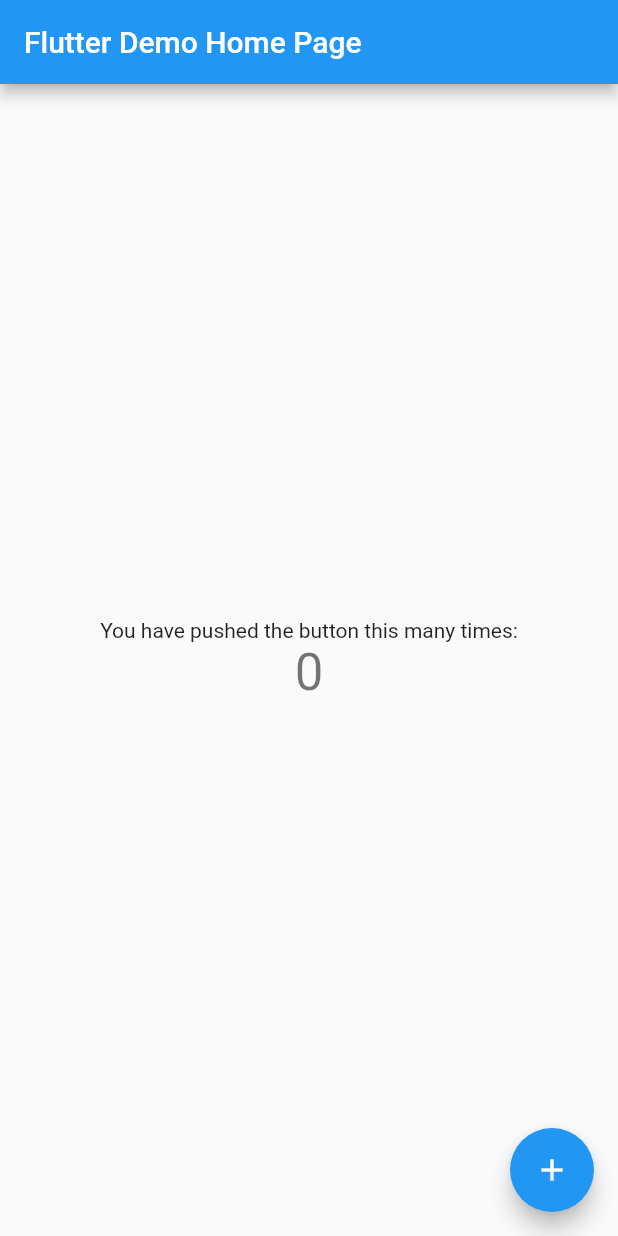
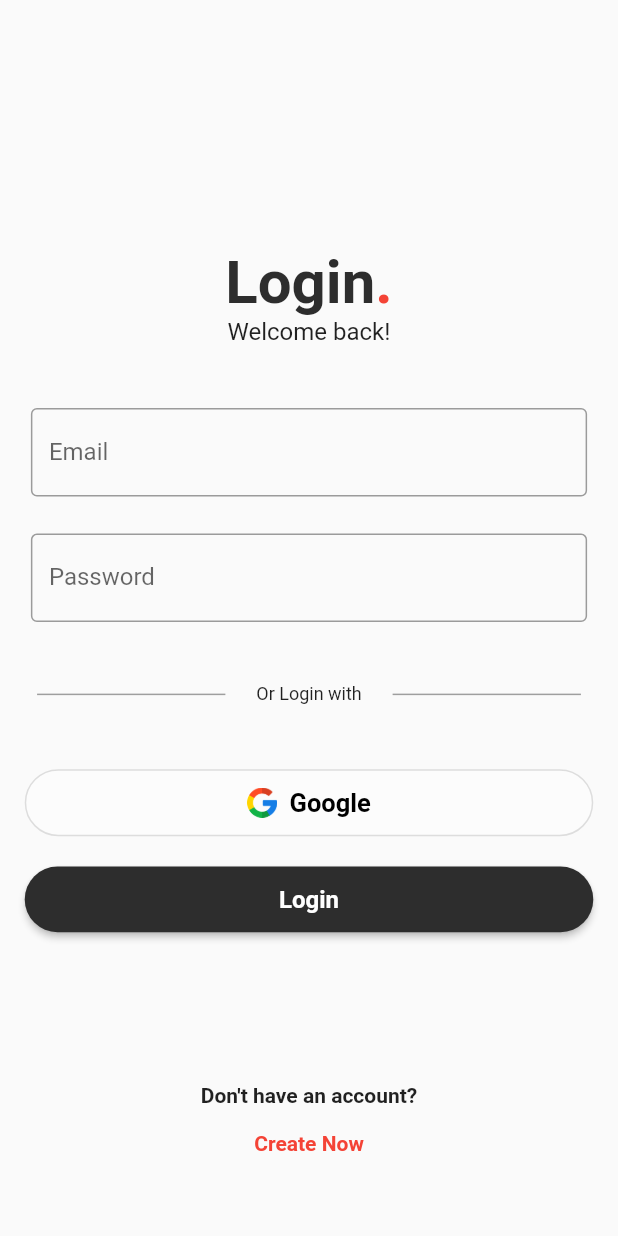
Before and after one commit to hammadalive7/fellowship_app, a Flutter app: the screen it shows after launch, on a phone screen of 412 x 824 dp. Run offline on Flutter 3.47's test engine with Material 2 defaults, Android fonts, the phone set to English and light mode, and no system bars.

Commit message:
Login Screen UI

```diff
--- /dev/null
+++ b/lib/constants/validators.dart
@@ -0,0 +1,54 @@
+
+String emailValidator(String email){
+  if(email.isEmpty){
+    return 'Email is required';
+  }
+  else{
+    String pattern = r'^.+@[a-zA-Z]+\.{1}[a-zA-Z]+(\.{0,1}[a-zA-Z]+)$';
+    RegExp regExp = RegExp(pattern);
+    if(!regExp.hasMatch(email)){
+      return 'Invalid email';
+    } else {
+      return "";
+    }
+  }
+}
+
+String passwordValidator(String password){
+  if(password.isEmpty){
+    return 'Password is required';
+  }
+  else{
+    String pattern = r'^(?=.*[A-Za-z])(?=.*\d)[A-Za-z\d]{8,}$';
+    RegExp regExp = RegExp(pattern);
+    if(!regExp.hasMatch(password)){
+      return 'Invalid password';
+    } else {
+      return "";
+    }
+  }
+}
+
+String nameValidator(String name){
+  if(name.isEmpty){
+    return 'Name is required';
+  }
+  else{
+    String pattern = r'^[a-zA-Z ]+$';
+    RegExp regExp = RegExp(pattern);
+    if(!regExp.hasMatch(name)){
+      return 'Invalid name';
+    } else {
+      return "";
+    }
+  }
+}
+
+bool confirmPasswordValidator(String password, String confirmPassword){
+  if(password == confirmPassword){
+    return true;
+  }
+  else{
+    return false;
+  }
+}
--- a/lib/main.dart
+++ b/lib/main.dart
@@ -1,3 +1,4 @@
+import 'package:fellowship_app/view/login_screen.dart';
 import 'package:flutter/material.dart';
 
 void main() {
@@ -11,105 +12,12 @@
   @override
   Widget build(BuildContext context) {
     return MaterialApp(
-      title: 'Flutter Demo',
+      title: 'Fellowship App',
+      debugShowCheckedModeBanner: false,
       theme: ThemeData(
-        // This is the theme of your application.
-        //
-        // Try running your application with "flutter run". You'll see the
-        // application has a blue toolbar. Then, without quitting the app, try
-        // changing the primarySwatch below to Colors.green and then invoke
-        // "hot reload" (press "r" in the console where you ran "flutter run",
-        // or simply save your changes to "hot reload" in a Flutter IDE).
-        // Notice that the counter didn't reset back to zero; the application
-        // is not restarted.
-        primarySwatch: Colors.blue,
+        primarySwatch: Colors.purple,
       ),
-      home: const MyHomePage(title: 'Flutter Demo Home Page'),
+      home: const LoginScreen(),
     );
   }
 }
-
-class MyHomePage extends StatefulWidget {
-  const MyHomePage({super.key, required this.title});
-
-  // This widget is the home page of your application. It is stateful, meaning
-  // that it has a State object (defined below) that contains fields that affect
-  // how it looks.
-
-  // This class is the configuration for the state. It holds the values (in this
-  // case the title) provided by the parent (in this case the App widget) and
-  // used by the build method of the State. Fields in a Widget subclass are
-  // always marked "final".
-
-  final String title;
-
-  @override
-  State<MyHomePage> createState() => _MyHomePageState();
-}
-
-class _MyHomePageState extends State<MyHomePage> {
-  int _counter = 0;
-
-  void _incrementCounter() {
-    setState(() {
-      // This call to setState tells the Flutter framework that something has
-      // changed in this State, which causes it to rerun the build method below
-      // so that the display can reflect the updated values. If we changed
-      // _counter without calling setState(), then the build method would not be
-      // called again, and so nothing would appear to happen.
-      _counter++;
-    });
-  }
-
-  @override
-  Widget build(BuildContext context) {
-    // This method is rerun every time setState is called, for instance as done
-    // by the _incrementCounter method above.
-    //
-    // The Flutter framework has been optimized to make rerunning build methods
-    // fast, so that you can just rebuild anything that needs updating rather
-    // than having to individually change instances of widgets.
-    return Scaffold(
-      appBar: AppBar(
-        // Here we take the value from the MyHomePage object that was created by
-        // the App.build method, and use it to set our appbar title.
-        title: Text(widget.title),
-      ),
-      body: Center(
-        // Center is a layout widget. It takes a single child and positions it
-        // in the middle of the parent.
-        child: Column(
-          // Column is also a layout widget. It takes a list of children and
-          // arranges them vertically. By default, it sizes itself to fit its
-          // children horizontally, and tries to be as tall as its parent.
-          //
-          // Invoke "debug painting" (press "p" in the console, choose the
-          // "Toggle Debug Paint" action from the Flutter Inspector in Android
-          // Studio, or the "Toggle Debug Paint" command in Visual Studio Code)
-          // to see the wireframe for each widget.
-          //
-          // Column has various properties to control how it sizes itself and
-          // how it positions its children. Here we use mainAxisAlignment to
-          // center the children vertically; the main axis here is the vertical
-          // axis because Columns are vertical (the cross axis would be
-          // horizontal).
-          mainAxisAlignment: MainAxisAlignment.center,
-          children: <Widget>[
-            const Text(
-              'You have pushed the button this many times:',
-            ),
-            Text(
-              '$_counter',
-              style: Theme.of(context).textTheme.headlineMedium,
-            ),
-          ],
-        ),
-      ),
-      floatingActionButton: FloatingActionButton(
-        onPressed: _incrementCounter,
-        tooltip: 'Increment',
-        child: const Icon(Icons.add),
-      ), // This trailing comma makes auto-formatting nicer for build methods.
-    );
-  }
-}
--- /dev/null
+++ b/lib/view/login_screen.dart
@@ -0,0 +1,147 @@
+import 'package:flutter/material.dart';
+
+class LoginScreen extends StatefulWidget {
+  const LoginScreen({super.key});
+
+  @override
+  State<LoginScreen> createState() => _LoginScreenState();
+}
+
+class _LoginScreenState extends State<LoginScreen> {
+  @override
+  Widget build(BuildContext context) {
+    final double width = MediaQuery.of(context).size.width;
+    final double height= MediaQuery.of(context).size.height;
+
+    return  Scaffold(
+      body: SingleChildScrollView(
+        child: Padding(
+          padding: EdgeInsets.only(top: height*0.2),
+          child: Center(
+            child: Column(
+              mainAxisAlignment: MainAxisAlignment.center,
+              children: [
+                const Row(
+                  mainAxisAlignment: MainAxisAlignment.center,
+                  children: [
+                    Text('Login', style: TextStyle(fontSize: 40, fontWeight: FontWeight.bold, color: Color(0xff2D2D2D)),),
+                    Text('.', style: TextStyle(fontSize: 40, fontWeight: FontWeight.bold, color: Colors.red),),
+                  ],
+                ),
+                const Text('Welcome back!', style: TextStyle(fontSize: 16, fontWeight: FontWeight.normal),),
+                SizedBox(height: height*0.05,),
+
+                Center(
+                  child: Form(
+                    child: Column(
+                      children: [
+                        SizedBox(
+                          width: width*0.9,
+                          child: TextFormField(
+                            decoration: const InputDecoration(
+                              hintText: 'abc@gmail.com',
+                              labelText: 'Email',
+                              border: OutlineInputBorder(),
+                            ),
+                          ),
+                        ),
+                        SizedBox(height: height*0.03,),
+                        SizedBox(
+                          width: width*0.9,
+                          child: TextFormField(
+                            obscureText: true,
+                            decoration: const InputDecoration(
+                              hintText: '********',
+                              labelText: 'Password',
+                              border: OutlineInputBorder(
+
+                              ),
+                            ),
+                          ),
+                        ),
+
+                      ],
+                    )
+
+                  )
+                ),
+
+                SizedBox(height: height*0.05,),
+
+                Row(
+                  children: <Widget>[
+                    Expanded(
+                      child: Divider(
+                        height: 1,
+                        thickness: 1,
+                        color: Colors.grey,
+                        indent: width*0.06,
+                        endIndent: width*0.05,
+                      ),
+                    ),
+                    const Text('Or Login with', style: TextStyle(fontSize: 12, fontWeight: FontWeight.normal),),
+                    Expanded(
+                      child: Divider(
+                        height: 1,
+                        thickness: 1,
+                        color: Colors.grey,
+                        indent: width*0.05,
+                        endIndent: width*0.06,
+                      ),
+                    ),
+                  ],
+                ),
+
+                SizedBox(height: height*0.05,),
+
+                SizedBox(
+                  width: width*0.92,
+                  child: OutlinedButton(
+                    onPressed: (){},
+                    style: ElevatedButton.styleFrom(
+                      backgroundColor: Colors.white38,
+                      padding: EdgeInsets.symmetric(vertical: height*0.015),
+                      shape: RoundedRectangleBorder(
+                        borderRadius: BorderRadius.circular(30),
+                      ),
+                    ),
+                    child: Row(
+                      mainAxisAlignment: MainAxisAlignment.center,
+                      children: [
+                        Flexible(child: Image.asset('assets/images/googleicon.png', height: 20, width: 20,)),
+                        SizedBox(width: width*0.02,),
+                         const Text('Google', style: TextStyle(fontSize: 17, fontWeight: FontWeight.bold, color: Colors.black),),
+                      ],
+                    ),
+                  ),
+                ),
+                SizedBox(height: height*0.02,),
+                SizedBox(
+                  width: width*0.92,
+                  child: ElevatedButton(
+                    onPressed: (){},
+                    style: ElevatedButton.styleFrom(
+                      backgroundColor: const Color(0xff2D2D2D),
+                      padding: EdgeInsets.symmetric(vertical: height*0.015),
+                      shape: RoundedRectangleBorder(
+                        borderRadius: BorderRadius.circular(30),
+                      ),
+                    ),
+                    child: const Text('Login', style: TextStyle(fontSize: 16, fontWeight: FontWeight.bold),),
+                  ),
+                ),
+
+                SizedBox(height: height*0.12,),
+
+                const Text("Don't have an account?", style: TextStyle(fontSize: 14, fontWeight: FontWeight.bold),),
+                TextButton(onPressed: (){}, child: const Text("Create Now", style: TextStyle(fontSize: 14, fontWeight: FontWeight.bold, color: Colors.red),)),
+
+
+              ],
+            ),
+          ),
+        )
+      ),
+    );
+  }
+}
--- a/pubspec.yaml
+++ b/pubspec.yaml
@@ -59,9 +59,8 @@
   uses-material-design: true
 
   # To add assets to your application, add an assets section, like this:
-  # assets:
-  #   - images/a_dot_burr.jpeg
-  #   - images/a_dot_ham.jpeg
+  assets:
+    - assets/images/googleicon.png
 
   # An image asset can refer to one or more resolution-specific "variants", see
   # https://flutter.dev/assets-and-images/#resolution-aware
```
Also changed, not shown: assets/images/googleicon.png (added), pubspec.lock, 1 other file.
